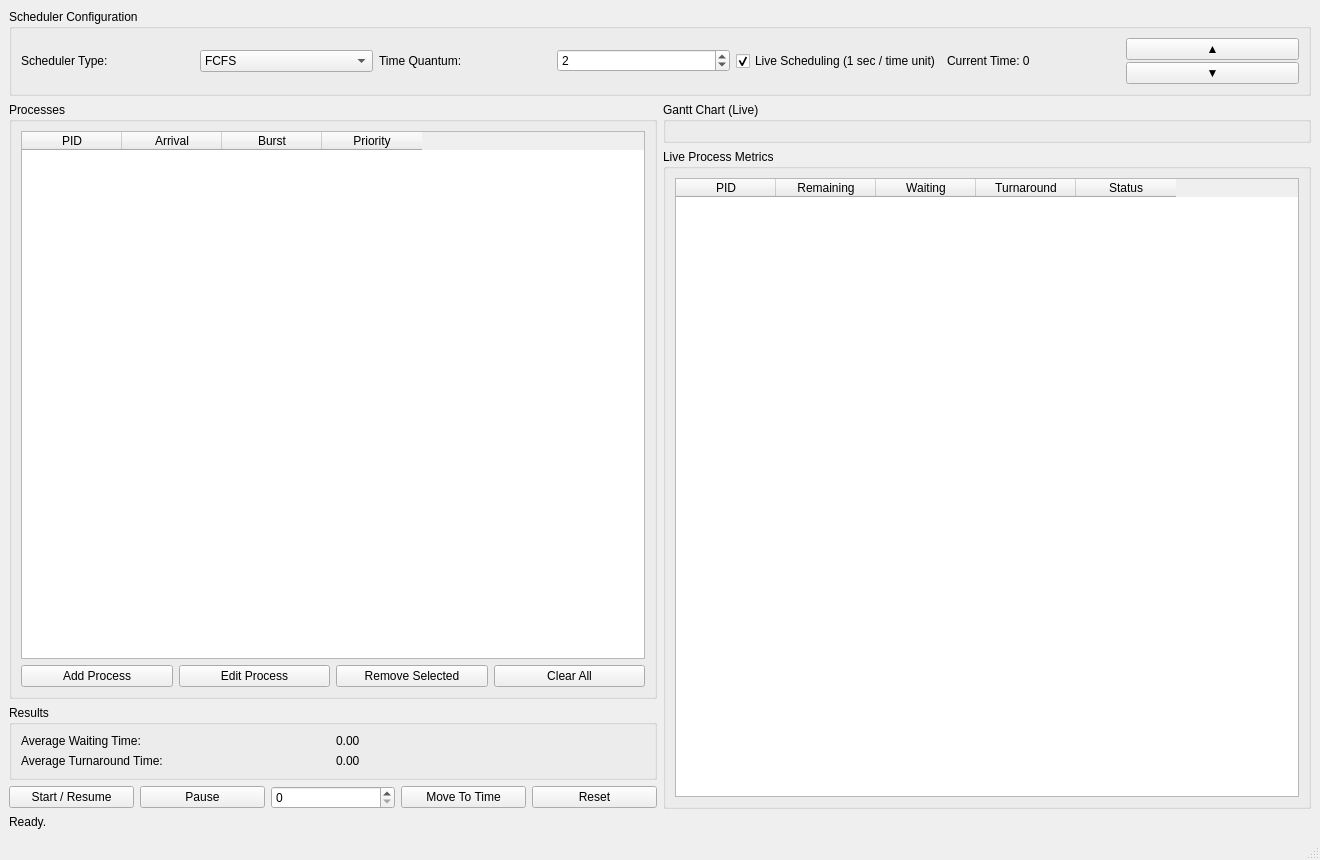
Above: main.ui from antispace2005/Cpu-Schedular before the change. Below: the same form after it.
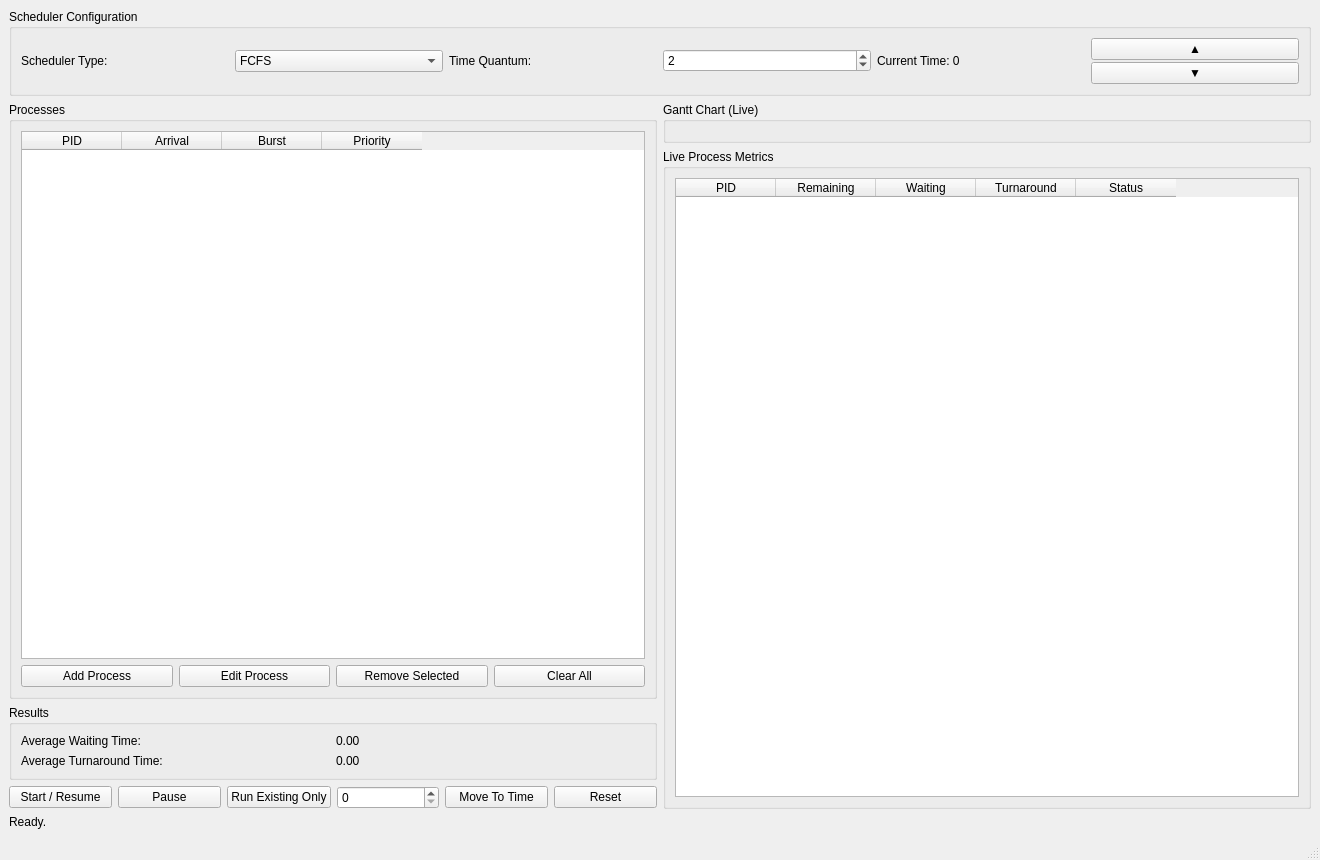
That is the form after the change.

Commit message: Fix minor problems in the live table and chart

```diff
--- a/main.ui
+++ b/main.ui
@@ -82,24 +82,14 @@
          </property>
         </widget>
        </item>
-       <item row="0" column="4">
-        <widget class="QCheckBox" name="liveSchedulingCheckBox">
-         <property name="text">
-          <string>Live Scheduling (1 sec / time unit)</string>
-         </property>
-         <property name="checked">
-          <bool>true</bool>
-         </property>
-        </widget>
-       </item>
-       <item row="0" column="5">
+      <item row="0" column="4">
         <widget class="QLabel" name="clockLabel">
          <property name="text">
           <string>Current Time: 0</string>
          </property>
         </widget>
        </item>
-       <item row="0" column="6">
+      <item row="0" column="5">
                 <widget class="QWidget" name="timeNavWidget" native="true">
                  <layout class="QVBoxLayout" name="timeNavLayout">
                     <property name="spacing">
@@ -268,6 +258,13 @@
             </property>
            </widget>
           </item>
+          <item>
+           <widget class="QPushButton" name="runExistingOnlyButton">
+            <property name="text">
+             <string>Run Existing Only</string>
+            </property>
+           </widget>
+          </item>
           <item>
            <widget class="QSpinBox" name="jumpToTimeSpinBox">
             <property name="minimum">
```
The commit also changes 4 other files.
